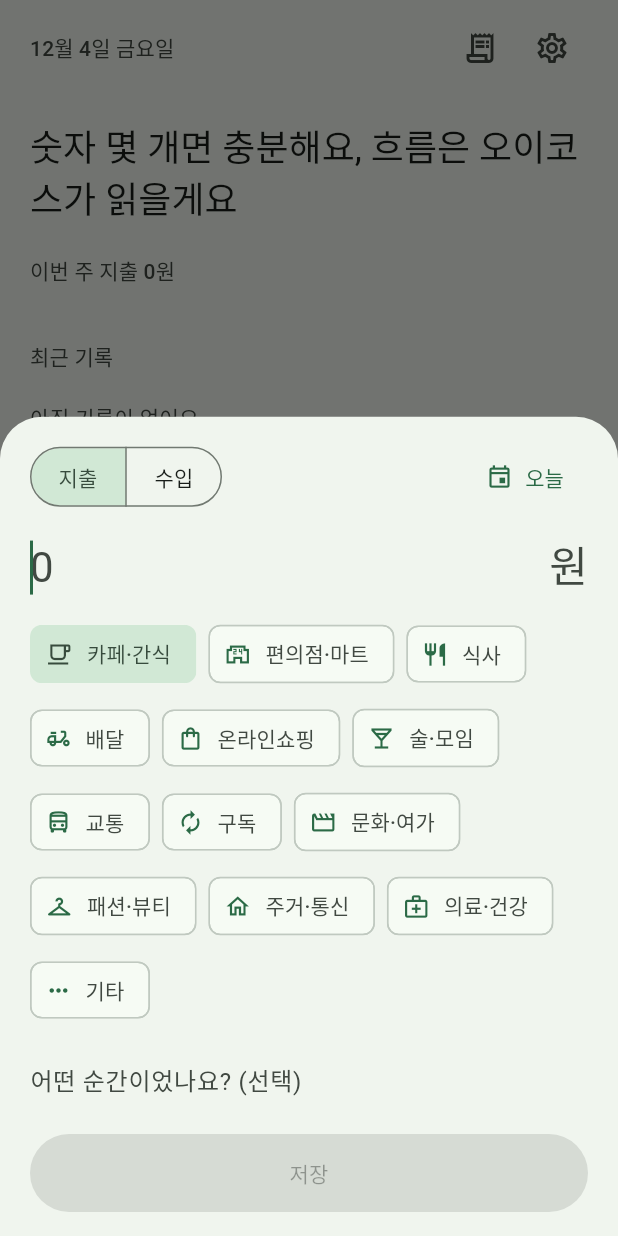
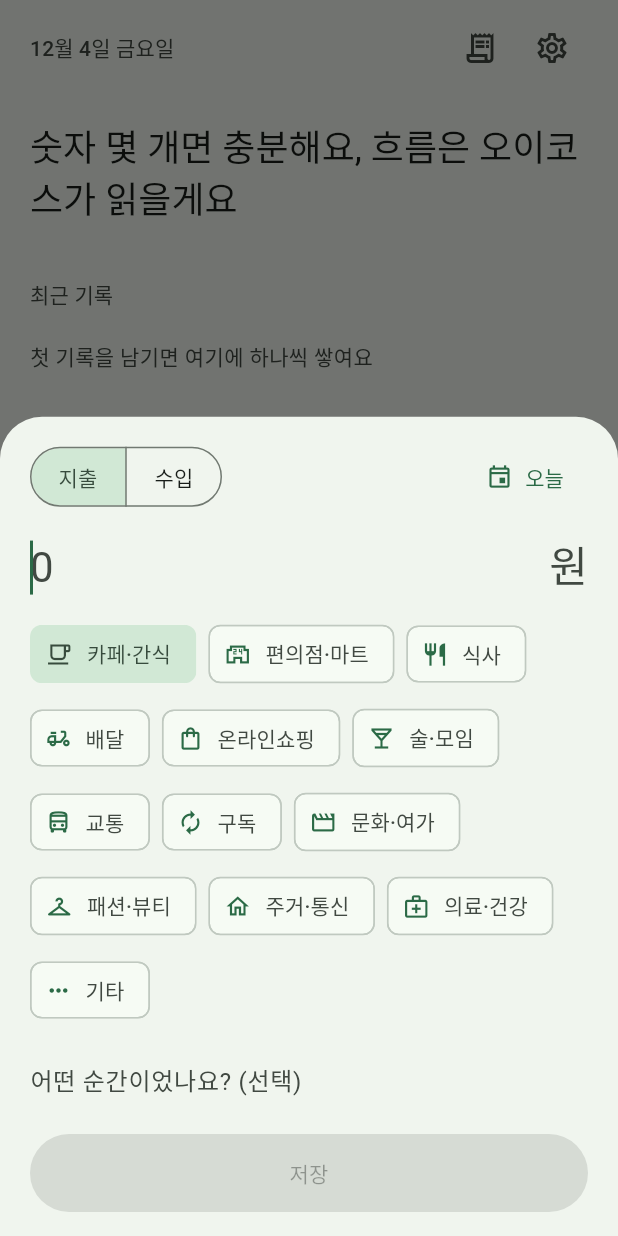
Before and after one commit to yscof/oikos, a Flutter app: the screen it shows after launch, after a tap on "기록하기", on a phone screen of 412 x 824 dp. Run offline on Flutter 3.47's test engine with Material 3 defaults, Android fonts, the phone set to English and light mode, and no system bars; our stand-ins replace flutter_riverpod, go_router, shared_preferences.

Commit message:
feat: 빈 상태/온보딩 다듬기 — 차가운 '0원' 대신 따뜻한 첫인상
가계부에 실패한 경험이 있는 타겟에게 첫 화면이 특히 중요하다.
- 이번 주 지출이 0원이면 소문을 아예 띄우지 않는다(저울 0처럼 읽히는 첫인상 제거)
- 최근 기록 빈 문구: '아직 기록이 없어요' → '첫 기록을 남기면 여기에 하나씩 쌓여요'(앞을 보는 톤)

Co-Authored-By: Claude Fable 5 <noreply@anthropic.com>

```diff
--- a/lib/features/home/insight_card.dart
+++ b/lib/features/home/insight_card.dart
@@ -69,20 +69,19 @@ class InsightCard extends ConsumerWidget {
               ),
             ),
           ),
-        const SizedBox(height: 20),
-        // 오늘을 먼저, 이번 주는 그 아래 — 습관의 단위는 '하루'다. 차트 아님.
-        if (todayWon > 0) ...[
-          Text(msg.todayMurmur(todayWon), style: textTheme.bodyLarge),
-          const SizedBox(height: 4),
+        // 지출이 있을 때만 소문을 띄운다 — 첫 화면의 '0원'은 보여주지 않는다.
+        // 오늘을 먼저, 이번 주는 그 아래. 습관의 단위는 '하루'다. 차트 아님.
+        if (weekWon > 0) ...[
+          const SizedBox(height: 20),
+          if (todayWon > 0) ...[
+            Text(msg.todayMurmur(todayWon), style: textTheme.bodyLarge),
+            const SizedBox(height: 4),
+          ],
           Text(
             msg.weekMurmur(weekWon),
             style: textTheme.labelLarge?.copyWith(color: muted),
           ),
-        ] else
-          Text(
-            msg.weekMurmur(weekWon),
-            style: textTheme.labelLarge?.copyWith(color: muted),
-          ),
+        ],
       ],
     );
   }
--- a/lib/features/home/recent_entries.dart
+++ b/lib/features/home/recent_entries.dart
@@ -65,7 +65,7 @@ class RecentEntries extends ConsumerWidget {
           Padding(
             padding: const EdgeInsets.symmetric(vertical: 16),
             child: Text(
-              '아직 기록이 없어요',
+              '첫 기록을 남기면 여기에 하나씩 쌓여요',
               style: textTheme.bodyMedium?.copyWith(color: muted),
             ),
           )
```
Also changed, not shown: 1 other file.
